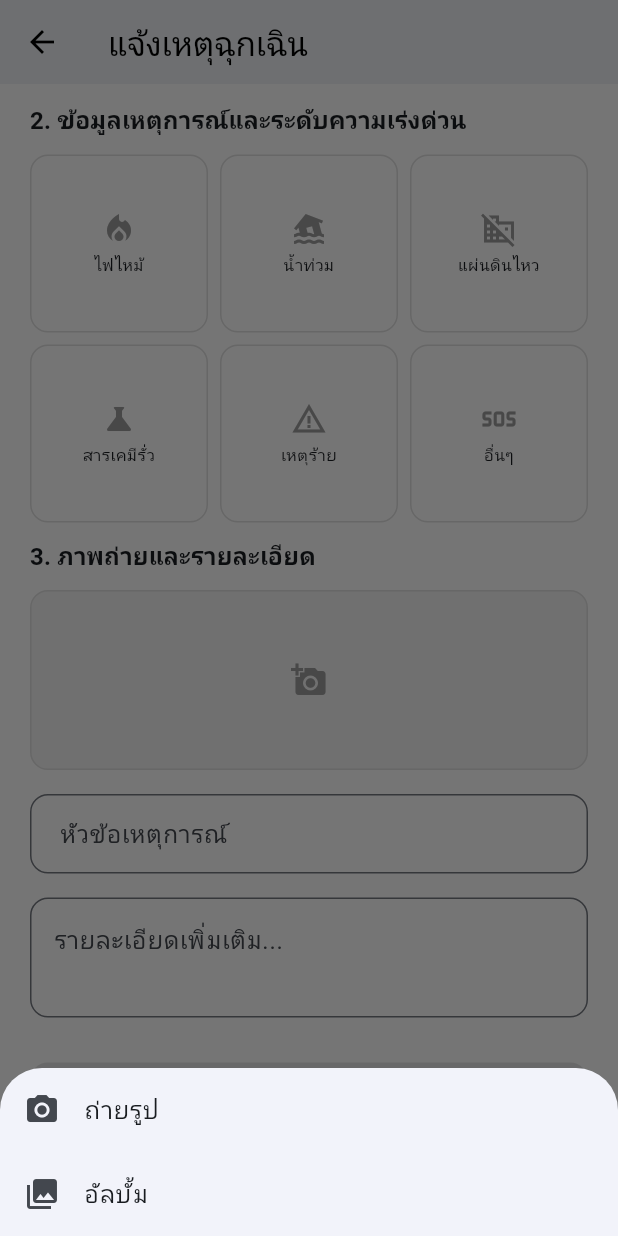
After one commit to Yoshi4489/Thai-Safe, a Flutter app: the ReportIncidentPage screen opened directly, scrolled down 247 dp, after a tap on the "add a photo" icon, on a phone screen of 412 x 824 dp. The commit adds this screen. Run offline on Flutter 3.47's test engine with Material 3 defaults, Android fonts, the phone set to English and light mode, and no system bars; our stand-ins replace cloud_firestore, firebase_auth, firebase_core, flutter_riverpod, geolocator, google_fonts and 2 more; accounts and stored records are empty; Roboto replaces fonts that are missing (Sarabun).

Commit message:
First Commit Of Map Alert Report Page And API Setting

```diff
--- /dev/null
+++ b/lib/features/maps_alert/presentation/pages/report_incident_page.dart
@@ -0,0 +1,243 @@
+import 'dart:io';
+import 'package:flutter/material.dart';
+import 'package:flutter_riverpod/flutter_riverpod.dart';
+import 'package:image_picker/image_picker.dart';
+import 'package:google_maps_flutter/google_maps_flutter.dart';
+import 'package:geolocator/geolocator.dart';
+
+class ReportIncidentPage extends ConsumerStatefulWidget {
+  final LatLng currentLocation;
+
+  const ReportIncidentPage({
+    super.key,
+    this.currentLocation = const LatLng(13.7649, 100.5383),
+  });
+
+  @override
+  ConsumerState<ReportIncidentPage> createState() => _ReportIncidentPageState();
+}
+
+class _ReportIncidentPageState extends ConsumerState<ReportIncidentPage> {
+  String? _selectedCategory;
+  File? _imageFile;
+
+  // --- 1. เพิ่มตัวแปร Controller สำหรับหัวข้อ ---
+  final TextEditingController _titleController = TextEditingController();
+  final TextEditingController _detailController = TextEditingController();
+
+  final ImagePicker _picker = ImagePicker();
+  late LatLng _selectedLocation;
+  GoogleMapController? _mapController;
+
+  // ตัวแปรสภาพแวดล้อมเฉพาะเหตุ
+  bool _boolParam1 = false;
+  bool _boolParam2 = false;
+  bool _boolParam3 = false;
+  String _envStatus = '';
+
+  // ตัวแปรความเร่งด่วน (ต้องมีทุกเหตุการณ์)
+  String _urgency = 'ปกติ';
+
+  @override
+  void initState() {
+    super.initState();
+    _selectedLocation = widget.currentLocation;
+    _getCurrentLocation();
+  }
+
+  // (ส่วน Dispose ควรมีเพื่อคืน Memory Controller แต่ตามคำสั่งไม่แก้ส่วนอื่น จึงละไว้ตามเดิม)
+
+  Future<void> _getCurrentLocation() async {
+    bool serviceEnabled = await Geolocator.isLocationServiceEnabled();
+    if (!serviceEnabled) return;
+    LocationPermission permission = await Geolocator.checkPermission();
+    if (permission == LocationPermission.denied) {
+      permission = await Geolocator.requestPermission();
+      if (permission == LocationPermission.denied) return;
+    }
+    Position position = await Geolocator.getCurrentPosition();
+    if (mounted) {
+      setState(() => _selectedLocation = LatLng(position.latitude, position.longitude));
+      _mapController?.animateCamera(CameraUpdate.newLatLng(_selectedLocation));
+    }
+  }
+
+  final List<Map<String, dynamic>> _categories = [
+    {'id': 'fire', 'label': 'ไฟไหม้', 'icon': Icons.local_fire_department, 'color': Colors.deepOrange},
+    {'id': 'flood', 'label': 'น้ำท่วม', 'icon': Icons.flood, 'color': Colors.blueAccent},
+    {'id': 'collapse', 'label': 'แผ่นดินไหว', 'icon': Icons.domain_disabled, 'color': Colors.brown},
+    {'id': 'chemical', 'label': 'สารเคมีรั่ว', 'icon': Icons.science, 'color': Colors.purple},
+    {'id': 'violence', 'label': 'เหตุร้าย', 'icon': Icons.warning_amber, 'color': Colors.red},
+    {'id': 'other', 'label': 'อื่นๆ', 'icon': Icons.sos, 'color': Colors.grey},
+  ];
+
+  // --- ส่วนเลือกความเร่งด่วน (ใช้ร่วมกันทุกเหตุ) ---
+  Widget _buildUrgencyPicker() {
+    return Column(
+      crossAxisAlignment: CrossAxisAlignment.start,
+      children: [
+        const Divider(height: 32),
+        _sectionHeader('ความเร่งด่วน (Triage)'),
+        Padding(
+          padding: const EdgeInsets.symmetric(horizontal: 16),
+          child: Row(
+            children: ['ปกติ', 'เร่งด่วน', 'ถึงแก่ชีวิต'].map((level) {
+              bool isSelected = _urgency == level;
+              Color color = level == 'ถึงแก่ชีวิต' ? Colors.red : (level == 'ด่วน' ? Colors.orange : Colors.blue);
+              return Expanded(
+                child: Padding(
+                  padding: const EdgeInsets.symmetric(horizontal: 4),
+                  child: ChoiceChip(
+                    label: Center(child: Text(level)),
+                    selected: isSelected,
+                    selectedColor: color.withOpacity(0.2),
+                    onSelected: (val) => setState(() => _urgency = level),
+                    labelStyle: TextStyle(
+                      color: isSelected ? color : Colors.black54,
+                      fontWeight: isSelected ? FontWeight.bold : FontWeight.normal,
+                    ),
+                  ),
+                ),
+              );
+            }).toList(),
+          ),
+        ),
+      ],
+    );
+  }
+
+  Widget _buildDynamicFields() {
+    if (_selectedCategory == null) return const SizedBox.shrink();
+
+    List<Widget> children = [];
+
+    // เพิ่มฟิลด์ตามประเภทเหตุ
+    switch (_selectedCategory) {
+      case 'flood':
+        children.add(Column(children: [
+          _sectionHeader('สภาพน้ำและการเข้าถึง'),
+          _buildSwitch('กระแสน้ำไหลเชี่ยว', _boolParam1, (v) => setState(() => _boolParam1 = v)),
+          _buildSwitch('มีกระแสไฟฟ้า', _boolParam2, (v) => setState(() => _boolParam2 = v)),
+          _buildSwitch('มีผู้ป่วยติดเตียง หรือไม่', _boolParam3, (v) => setState(() => _boolParam3 = v)),
+          _sectionLabel('ยานพาหนะเข้าถึงได้ หรือไม่?'),
+          _buildSegmented(['ไม่ได้', 'รถยกสูง', 'เริอ', 'ได้ทุกชนิด'], _envStatus, (v) => setState(() => _envStatus = v)),
+        ]));
+        break;
+      case 'fire':
+        children.add(Column(children: [
+          _sectionHeader('การลุกลามและควัน'),
+          _buildSwitch('ไฟกำลังลามไปอาคารข้างเคียง', _boolParam1, (v) => setState(() => _boolParam1 = v)),
+          _buildSwitch('มีเสียงระเบิดเป็นระยะ', _boolParam2, (v) => setState(() => _boolParam2 = v)),
+          _sectionLabel('ลักษณะกลุ่มควัน'),
+          _buildSegmented(['ควันขาว', 'ควันดำจัด', 'กลิ่นเคมี'], _envStatus, (v) => setState(() => _envStatus = v)),
+        ]));
+        break;
+      case 'violence':
+        children.add(Column(children: [
+          _sectionHeader('ความปลอดภัยพื้นที่'),
+          _buildSwitch('ผู้ก่อเหตุยังอยู่ในที่เกิดเหตุ', _boolParam1, (v) => setState(() => _boolParam1 = v)),
+          _buildSwitch('มีการใช้อาวุธ (ปืน/มีด/อื่นๆ)', _boolParam2, (v) => setState(() => _boolParam2 = v)),
+          _sectionLabel('ความวุ่นวาย'),
+          _buildSegmented(['เบาบาง', 'วุ่นวาย', 'คุมไม่ได้'], _envStatus, (v) => setState(() => _envStatus = v)),
+        ]));
+        break;
+      default:
+        children.add(_sectionHeader('ข้อมูลสถานการณ์เพิ่มเติม'));
+    }
+
+    // ทุกเหตุการณ์ต้องระบุความเร่งด่วนต่อท้ายเสมอ
+    children.add(_buildUrgencyPicker());
+
+    return Container(
+      margin: const EdgeInsets.symmetric(vertical: 16),
+      padding: const EdgeInsets.only(bottom: 16),
+      decoration: BoxDecoration(
+        color: _urgency == 'วิกฤต' ? Colors.red.withOpacity(0.08) : Colors.red.withOpacity(0.03),
+        borderRadius: BorderRadius.circular(15),
+        border: Border.all(color: _urgency == 'วิกฤต' ? Colors.red : Colors.red.shade100, width: 1.5),
+      ),
+      child: Column(children: children),
+    );
+  }
+
+  // --- Helpers ---
+  Widget _sectionHeader(String title) => ListTile(
+    leading: const Icon(Icons.analytics_outlined, color: Colors.redAccent),
+    title: Text(title, style: const TextStyle(fontWeight: FontWeight.bold, color: Colors.redAccent)),
+  );
+  Widget _sectionLabel(String label) => Padding(padding: const EdgeInsets.symmetric(horizontal: 16, vertical: 8), child: Text(label, style: const TextStyle(fontSize: 14, fontWeight: FontWeight.w500)));
+  Widget _buildSwitch(String title, bool val, Function(bool) onChanged) => SwitchListTile(title: Text(title, style: const TextStyle(fontSize: 14)), value: val, onChanged: onChanged, activeColor: Colors.redAccent);
+  Widget _buildSegmented(List<String> opts, String selected, Function(String) onSelect) => Padding(padding: const EdgeInsets.symmetric(horizontal: 16), child: SizedBox(width: double.infinity, child: SegmentedButton<String>(segments: opts.map((o) => ButtonSegment(value: o, label: Text(o, style: const TextStyle(fontSize: 11)))).toList(), selected: {selected.isEmpty ? opts.first : selected}, onSelectionChanged: (v) => onSelect(v.first))));
+
+  @override
+  Widget build(BuildContext context) {
+    final theme = Theme.of(context);
+    return Scaffold(
+      appBar: AppBar(title: const Text('แจ้งเหตุฉุกเฉิน'), backgroundColor: Colors.white, foregroundColor: Colors.black, elevation: 0),
+      body: SingleChildScrollView(
+        padding: const EdgeInsets.all(20),
+        child: Column(crossAxisAlignment: CrossAxisAlignment.start, children: [
+          Text('1. สถานที่เกิดเหตุ', style: theme.textTheme.titleMedium?.copyWith(fontWeight: FontWeight.bold)),
+          const SizedBox(height: 10),
+          _buildMap(),
+          const SizedBox(height: 24),
+          Text('2. ข้อมูลเหตุการณ์และระดับความเร่งด่วน', style: theme.textTheme.titleMedium?.copyWith(fontWeight: FontWeight.bold)),
+          const SizedBox(height: 10),
+          _buildCategoryGrid(),
+          AnimatedSize(duration: const Duration(milliseconds: 300), child: _buildDynamicFields()),
+          const SizedBox(height: 10),
+          Text('3. ภาพถ่ายและรายละเอียด', style: theme.textTheme.titleMedium?.copyWith(fontWeight: FontWeight.bold)),
+          const SizedBox(height: 10),
+          _buildImagePicker(),
+
+          // --- 2. ส่วนที่เพิ่ม: ช่องกรอกหัวข้อเหตุการณ์ (ใต้รูป เหนือรายละเอียด) ---
+          const SizedBox(height: 16),
+          TextField(
+            controller: _titleController,
+            decoration: InputDecoration(
+              labelText: 'หัวข้อเหตุการณ์',
+              hintText: 'เช่น ไฟไหม้บ้านไม้ 2 ชั้น / น้ำท่วมสูง',
+              border: OutlineInputBorder(borderRadius: BorderRadius.circular(12)),
+              contentPadding: const EdgeInsets.symmetric(horizontal: 16, vertical: 14),
+            ),
+          ),
+          // -------------------------------------------------------------
+
+          const SizedBox(height: 16),
+          TextField(
+            controller: _detailController,
+            maxLines: 2,
+            decoration: InputDecoration(
+              hintText: 'รายละเอียดเพิ่มเติม...',
+              border: OutlineInputBorder(borderRadius: BorderRadius.circular(12))
+            )
+          ),
+          const SizedBox(height: 30),
+          _buildSubmitButton(),
+          const SizedBox(height: 40),
+        ]),
+      ),
+    );
+  }
+
+  Widget _buildMap() => SizedBox(height: 180, child: ClipRRect(borderRadius: BorderRadius.circular(12), child: GoogleMap(initialCameraPosition: CameraPosition(target: _selectedLocation, zoom: 15), onMapCreated: (c) => _mapController = c, onTap: (pos) => setState(() => _selectedLocation = pos), markers: {Marker(markerId: const MarkerId('m'), position: _selectedLocation, draggable: true)})));
+
+  Widget _buildCategoryGrid() => GridView.builder(shrinkWrap: true, physics: const NeverScrollableScrollPhysics(), gridDelegate: const SliverGridDelegateWithFixedCrossAxisCount(crossAxisCount: 3, crossAxisSpacing: 8, mainAxisSpacing: 8), itemCount: _categories.length, itemBuilder: (context, i) {
+    final cat = _categories[i];
+    final isSel = _selectedCategory == cat['id'];
+    return InkWell(onTap: () => setState(() { _selectedCategory = cat['id']; _boolParam1 = false; _boolParam2 = false; _envStatus = ''; _urgency = 'ปกติ'; }), child: Container(decoration: BoxDecoration(color: isSel ? cat['color'].withOpacity(0.1) : Colors.white, border: Border.all(color: isSel ? cat['color'] : Colors.grey.shade300, width: isSel ? 2 : 1), borderRadius: BorderRadius.circular(12)), child: Column(mainAxisAlignment: MainAxisAlignment.center, children: [Icon(cat['icon'], color: isSel ? cat['color'] : Colors.grey), const SizedBox(height: 4), Text(cat['label'], style: TextStyle(fontSize: 11, fontWeight: isSel ? FontWeight.bold : FontWeight.normal), textAlign: TextAlign.center)])));
+  });
+
+  Widget _buildImagePicker() => GestureDetector(onTap: () => _showImageSourceSheet(), child: Container(height: 120, width: double.infinity, decoration: BoxDecoration(color: Colors.grey.shade100, borderRadius: BorderRadius.circular(12), border: Border.all(color: Colors.grey.shade300)), child: _imageFile == null ? const Icon(Icons.add_a_photo, color: Colors.grey) : ClipRRect(borderRadius: BorderRadius.circular(12), child: Image.file(_imageFile!, fit: BoxFit.cover))));
+
+  void _showImageSourceSheet() => showModalBottomSheet(context: context, builder: (c) => SafeArea(child: Wrap(children: [ListTile(leading: const Icon(Icons.camera_alt), title: const Text('ถ่ายรูป'), onTap: () { Navigator.pop(c); _pickImage(ImageSource.camera); }), ListTile(leading: const Icon(Icons.photo_library), title: const Text('อัลบั้ม'), onTap: () { Navigator.pop(c); _pickImage(ImageSource.gallery); })])));
+
+  Future<void> _pickImage(ImageSource s) async { final xFile = await _picker.pickImage(source: s, imageQuality: 50); if (xFile != null) setState(() => _imageFile = File(xFile.path)); }
+
+  Widget _buildSubmitButton() => SizedBox(width: double.infinity, height: 56, child: ElevatedButton(style: ElevatedButton.styleFrom(backgroundColor: _urgency == 'ถึงแก่ชีวิต' ? Colors.red : Colors.redAccent, foregroundColor: Colors.white, shape: RoundedRectangleBorder(borderRadius: BorderRadius.circular(12))), onPressed: _selectedCategory == null ? null : () {
+    print('TITLE: ${_titleController.text}'); // เพิ่ม log ดูค่าหัวข้อ
+    print('REPORT: $_selectedCategory | URGENCY: $_urgency');
+    ScaffoldMessenger.of(context).showSnackBar(SnackBar(backgroundColor: _urgency == 'ถึงแก่ชีวิต' ? Colors.red : Colors.blueAccent, content: Text('ส่งข้อมูลด่วนระดับ $_urgency ให้กู้ภัยแล้ว!')));
+    Navigator.pop(context);
+  }, child: Text(_urgency == 'ถึงแก่ชีวิต' ? 'แจ้งเหตุด่วนถึงแก่ชีวิตทันที!' : 'ส่งแจ้งเหตุสถานการณ์', style: const TextStyle(fontWeight: FontWeight.bold, fontSize: 16))));
+}
--- a/pubspec.yaml
+++ b/pubspec.yaml
@@ -40,6 +40,12 @@ dependencies:
   flutter_dotenv: ^6.0.0
   cloud_firestore: ^6.1.2
   firebase_auth: ^6.1.4
+
+  #--- Maps Alert ---
+  google_maps_flutter: ^2.5.3
+  geolocator: ^11.0.0
+  image_picker: ^1.0.7
+  permission_handler: ^11.3.0
 
 dev_dependencies:
   flutter_test:
```
Also changed, not shown: lib/features/maps_alert/presentation/pages/map_alert_page.dart (added, +156 -0 lines), lib/features/welcome/presentation/welcome_page.dart (+19 -0 lines), pubspec.lock, 8 other files.
